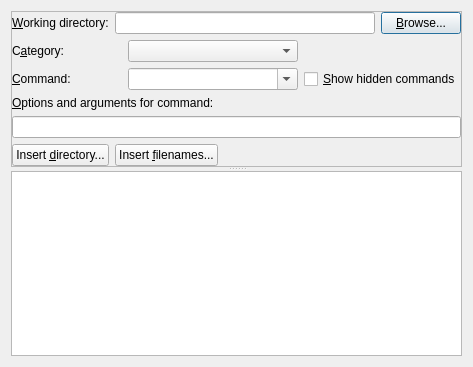
The window that ui/run.ui (breezy-team/qbrz) describes before a commit, drawn with Qt 5.
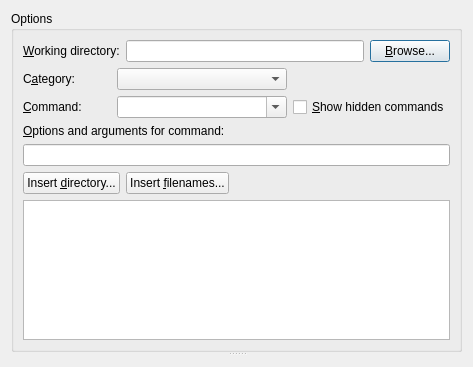
The same window after the commit.

Commit message: qrun: Fix form layout.

Diff of the .ui file:
```diff
--- a/ui/run.ui
+++ b/ui/run.ui
@@ -24,26 +24,11 @@
      <property name="childrenCollapsible" >
       <bool>false</bool>
      </property>
-     <widget class="QFrame" name="frame" >
-      <property name="sizePolicy" >
-       <sizepolicy vsizetype="Preferred" hsizetype="Preferred" >
-        <horstretch>0</horstretch>
-        <verstretch>0</verstretch>
-       </sizepolicy>
+     <widget class="QGroupBox" name="run_container" >
+      <property name="title" >
+       <string>Options</string>
       </property>
-      <property name="frameShape" >
-       <enum>QFrame::StyledPanel</enum>
-      </property>
-      <property name="frameShadow" >
-       <enum>QFrame::Raised</enum>
-      </property>
-      <property name="lineWidth" >
-       <number>0</number>
-      </property>
-      <layout class="QVBoxLayout" name="frame_layout" >
-       <property name="margin" >
-        <number>0</number>
-       </property>
+      <layout class="QVBoxLayout" name="run_container_layout" >
        <item>
         <layout class="QHBoxLayout" name="wd_layout" >
          <item>
@@ -169,16 +154,18 @@
          </item>
         </layout>
        </item>
+       <item>
+        <widget class="QTextBrowser" name="help_browser" >
+        </widget>
+       </item>
       </layout>
      </widget>
-     <widget class="QTextBrowser" name="help_browser" >
-      <property name="html" >
-       <string>&lt;!DOCTYPE HTML PUBLIC "-//W3C//DTD HTML 4.0//EN" "http://www.w3.org/TR/REC-html40/strict.dtd">
-&lt;html>&lt;head>&lt;meta name="qrichtext" content="1" />&lt;style type="text/css">
-p, li { white-space: pre-wrap; }
-&lt;/style>&lt;/head>&lt;body style=" font-family:'MS Shell Dlg 2'; font-size:8.25pt; font-weight:400; font-style:normal;">
-&lt;p style="-qt-paragraph-type:empty; margin-top:0px; margin-bottom:0px; margin-left:0px; margin-right:0px; -qt-block-indent:0; text-indent:0px; font-size:8pt;">&lt;/p>&lt;/body>&lt;/html></string>
-      </property>
+     <widget class="QWidget" name="subprocess_container" >
+      <layout class="QVBoxLayout" name="subprocess_container_layout" >
+       <property name="margin" >
+        <number>0</number>
+       </property>
+      </layout>
      </widget>
     </widget>
    </item>
```
Left out of the diff: 2 changed lines with no effect on the pictures. The commit also changes 2 other files.
